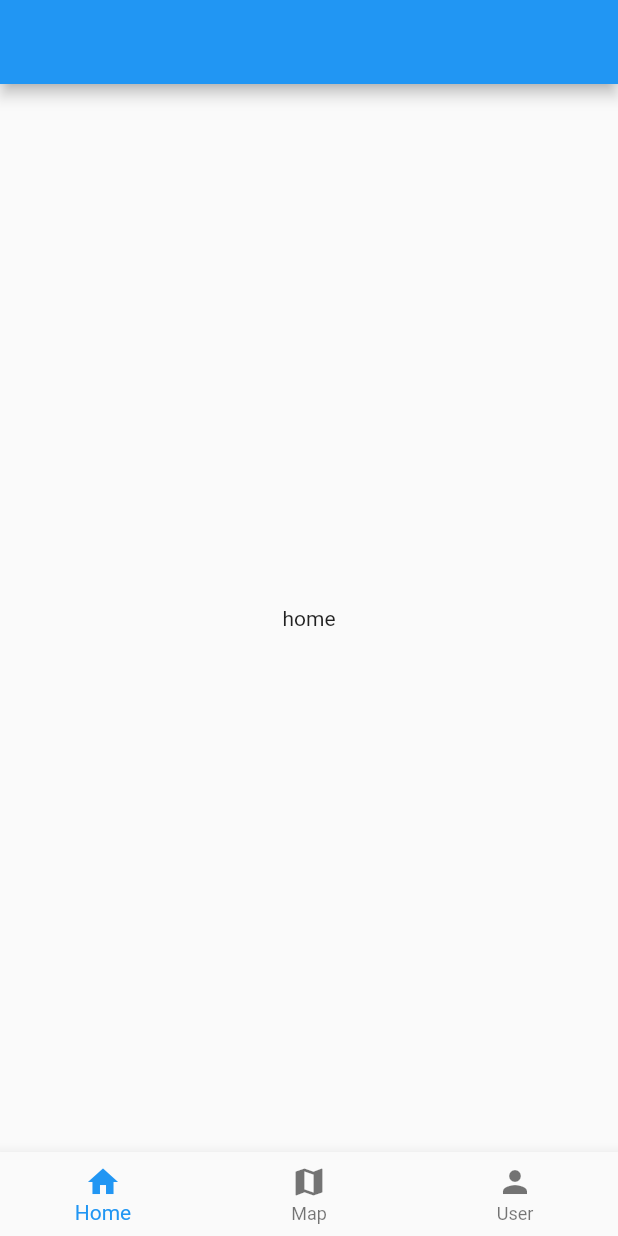
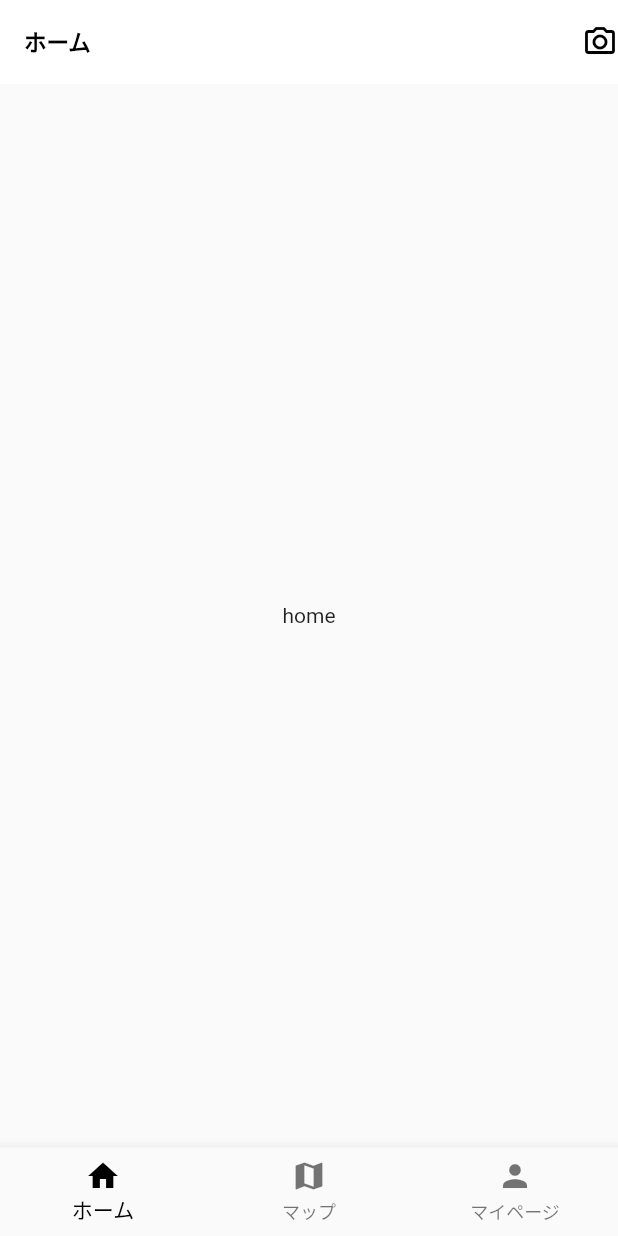
Before and after one commit to fumist23/eStock, a Flutter app: the screen it shows after launch, on a phone screen of 412 x 824 dp. Run offline on Flutter 3.47's test engine with Material 2 defaults, Android fonts, the phone set to English and light mode, and no system bars.

Commit message:
refactor: アイコン&フォント調整（アップバー）

```diff
--- a/frontend/lib/home_page/home_page_view.dart
+++ b/frontend/lib/home_page/home_page_view.dart
@@ -1,13 +1,18 @@
 import 'package:flutter/material.dart';
+import 'package:flutter_application_2/ui_components/appbar.dart';
 
 class HomePageView extends StatelessWidget {
   const HomePageView({Key? key}) : super(key: key);
 
   @override
   Widget build(BuildContext context) {
-    return Scaffold(
-      appBar: AppBar(),
-      body: const Center(
+    return const Scaffold(
+      appBar: AppBarComponent(
+        title: 'ホーム',
+        useLeading: false,
+        useActions: true,
+      ),
+      body: Center(
         child: Text("home"),
       ),
     );
--- a/frontend/lib/map_page/map_page_view.dart
+++ b/frontend/lib/map_page/map_page_view.dart
@@ -1,13 +1,18 @@
 import 'package:flutter/material.dart';
+import 'package:flutter_application_2/ui_components/appbar.dart';
 
 class MapPageView extends StatelessWidget {
   const MapPageView({Key? key}) : super(key: key);
 
   @override
   Widget build(BuildContext context) {
-    return Scaffold(
-      appBar: AppBar(),
-      body: const Center(
+    return const Scaffold(
+      appBar: AppBarComponent(
+        title: "マップ",
+        useLeading: false,
+        useActions: false,
+      ),
+      body: Center(
         child: Text("map"),
       ),
     );
--- /dev/null
+++ b/frontend/lib/ui_components/appbar.dart
@@ -0,0 +1,48 @@
+import 'package:flutter/material.dart';
+
+class AppBarComponent extends StatelessWidget implements PreferredSizeWidget {
+  final String _title;
+  final bool _useLeading;
+  final bool _useActions;
+  const AppBarComponent({
+    super.key,
+    required String title,
+    required bool useLeading,
+    required bool useActions,
+  })  : _title = title,
+        _useLeading = useLeading,
+        _useActions = useActions;
+
+  @override
+  Widget build(BuildContext context) {
+    return AppBar(
+      backgroundColor: Colors.white,
+      title: Text(
+        _title,
+        style: const TextStyle(
+          fontWeight: FontWeight.bold,
+          fontSize: 15,
+          color: Colors.black,
+        ),
+      ),
+      leading: _useLeading
+          ? const Icon(
+              Icons.chevron_left_outlined,
+              color: Colors.black,
+            )
+          : null,
+      actions: _useActions
+          ? const [
+              Icon(
+                Icons.camera_alt_outlined,
+                color: Colors.black,
+              )
+            ]
+          : null,
+      elevation: 0,
+    );
+  }
+
+  @override
+  Size get preferredSize => const Size.fromHeight(kToolbarHeight);
+}
--- a/frontend/lib/ui_components/bottom_navigation.dart
+++ b/frontend/lib/ui_components/bottom_navigation.dart
@@ -23,6 +23,7 @@ class _BottomNavigationState extends State<BottomNavigation> {
     return Scaffold(
       body: _pages[_pageIndex],
       bottomNavigationBar: BottomNavigationBar(
+        selectedItemColor: Colors.black,
         currentIndex: _pageIndex,
         onTap: (int index) {
           setState(() {
@@ -32,15 +33,15 @@ class _BottomNavigationState extends State<BottomNavigation> {
         items: const <BottomNavigationBarItem>[
           BottomNavigationBarItem(
             icon: Icon(Icons.home),
-            label: "Home",
+            label: "ホーム",
           ),
           BottomNavigationBarItem(
             icon: Icon(Icons.map),
-            label: "Map",
+            label: "マップ",
           ),
           BottomNavigationBarItem(
             icon: Icon(Icons.person),
-            label: "User",
+            label: "マイページ",
           ),
         ],
       ),
--- a/frontend/lib/user_page/user_page_view.dart
+++ b/frontend/lib/user_page/user_page_view.dart
@@ -1,13 +1,18 @@
 import 'package:flutter/material.dart';
+import 'package:flutter_application_2/ui_components/appbar.dart';
 
 class UserPageView extends StatelessWidget {
   const UserPageView({Key? key}) : super(key: key);
 
   @override
   Widget build(BuildContext context) {
-    return Scaffold(
-      appBar: AppBar(),
-      body: const Center(
+    return const Scaffold(
+      appBar: AppBarComponent(
+        title: "マイページ",
+        useLeading: false,
+        useActions: false,
+      ),
+      body: Center(
         child: Text("user"),
       ),
     );
```
